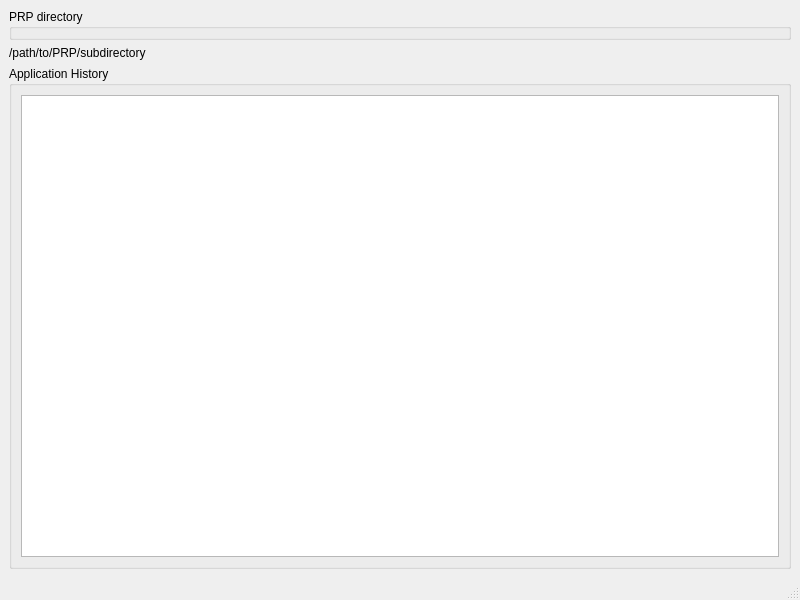
prjemian/assign_gup, file src/Assign_GUP/resources/main_window.ui: the form before one commit.
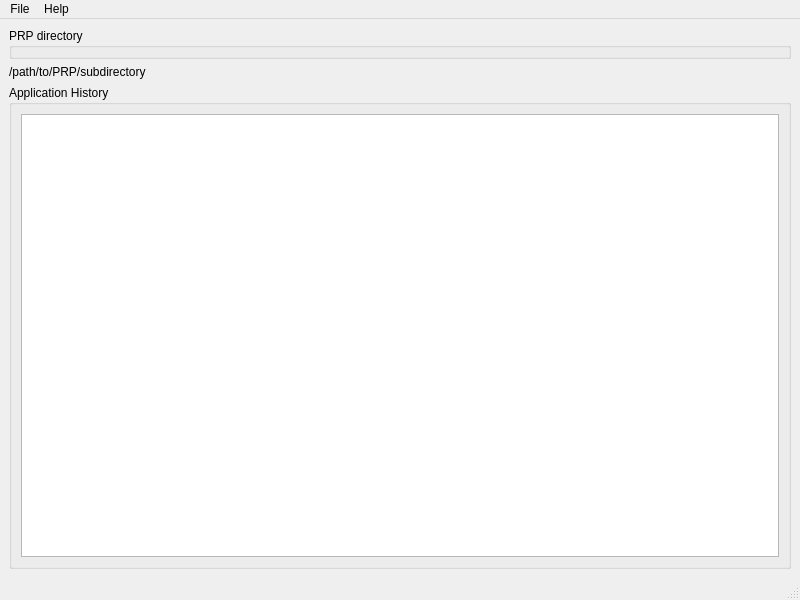
The form after the commit.

Patch:
```diff
--- a/src/Assign_GUP/resources/main_window.ui
+++ b/src/Assign_GUP/resources/main_window.ui
@@ -60,6 +60,22 @@
      <height>38</height>
     </rect>
    </property>
+   <widget class="QMenu" name="menuFile">
+    <property name="title">
+     <string>File</string>
+    </property>
+    <addaction name="actionOpen_Reviewers"/>
+    <addaction name="separator"/>
+    <addaction name="actionExit"/>
+   </widget>
+   <widget class="QMenu" name="menuHelp">
+    <property name="title">
+     <string>Help</string>
+    </property>
+    <addaction name="actionAbout"/>
+   </widget>
+   <addaction name="menuFile"/>
+   <addaction name="menuHelp"/>
   </widget>
   <widget class="QStatusBar" name="statusbar"/>
  </widget>
```
Left out of the diff: 20 changed lines with no effect on the pictures.
